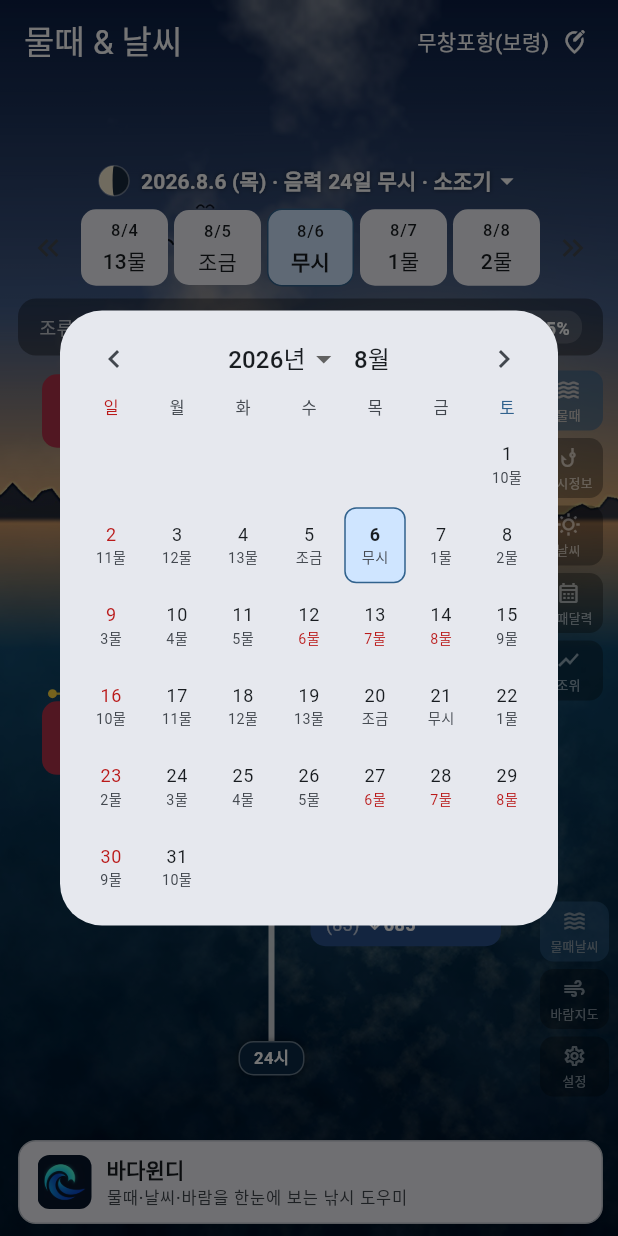
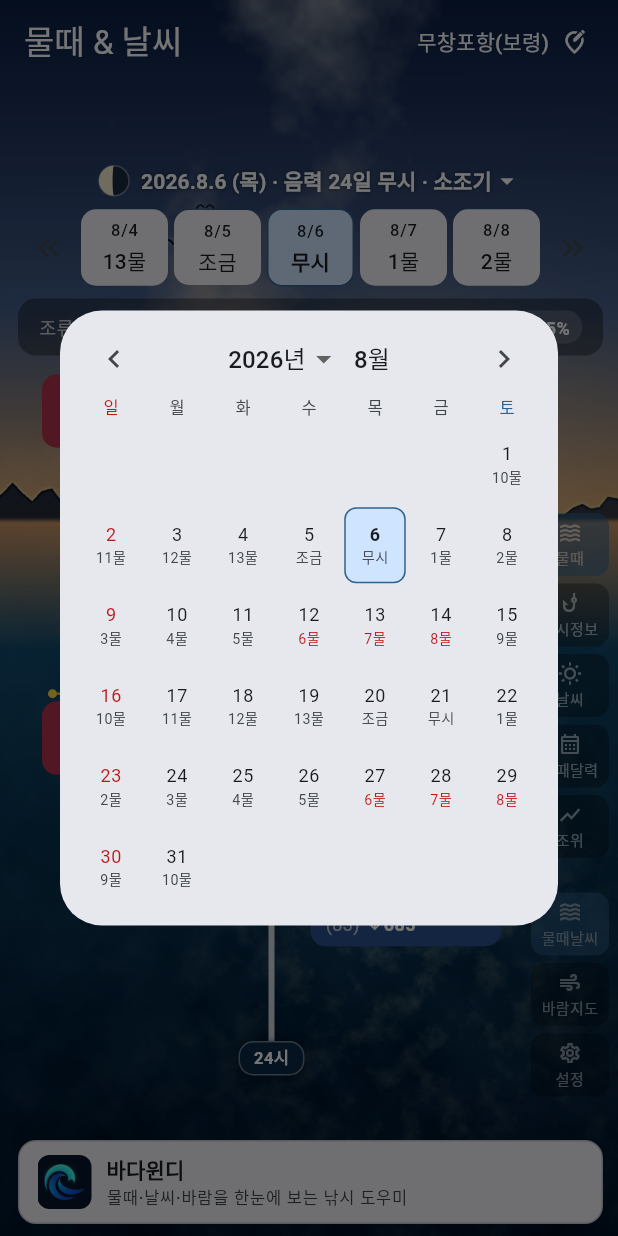
Before and after one commit to bisan74-lab/BadaMobile, a Flutter app: the screen it shows after launch, after a tap on an icon or button, on a phone screen of 412 x 824 dp. Run offline on Flutter 3.47's test engine with Material 3 defaults, Android fonts, the phone set to English and light mode, and no system bars; our stand-ins replace flutter_riverpod, google_mobile_ads, shared_preferences; network calls fail.

Commit message:
큰 글자에서 오른쪽 메뉴 두 벌이 겹치던 것을 고친다
사용자 제보(큰 글자 기기 스크린샷): "낚시정보"와 "물때날씨"가 서로 겹쳐
그려졌다. 기존 text_scale_layout_test는 통과하고 있었다 — 오버플로 예외를
던지지 않는 깨짐이라 takeException()에 안 잡혔고, 검사 화면 크기 목록에
재현되는 조합(360×780)이 없었다.

원인은 두 겹이었다.
1. 미니 메뉴가 탭 레일 자리로 비워 두던 값이 **1.0배 기준 높이(155)로
   고정**돼 있었다. 글자를 키우면 레일 칩만 세로로 길어지고 비운 공간은
   그대로라 겹친다.
2. 미니 메뉴는 본문 **안쪽 스택** 기준으로 자리를 비웠는데, 그 스택의 바닥은
   배율에 따라 움직인다. 레일은 화면 바닥 기준이라 두 기준이 어긋난다.

고친 방법:
- 칩 모양과 높이 계산을 core/widgets/nav_chip.dart 한곳으로 모았다. 양쪽이
  같은 식으로 높이를 알아야 겹치지 않는다.
- 미니 메뉴를 화면 최상위 스택으로 옮겨 탭 레일과 **같은 기준(화면 바닥)**
  으로 놓고, 레일 바로 위에 붙인다. 계산이 어긋날 여지 자체를 없앴다.
- navChipsHeight는 칩이 실제로 쓰는 DefaultTextStyle로 잰다. fontSize만 준
  맨 TextStyle로 재면 20%쯤 낮게 나와 그만큼 덜 비우고 다시 겹쳤다.
- 칩 라벨 배율에 상한 1.5를 두되(폭 52px 고정 UI 가구라 광고 자리와 같은
  예외), 기준 글자를 8.5 → 10으로 키우고 Semantics 라벨을 달아 스크린리더는
  전체를 그대로 읽게 했다.

검사도 보강했다.
- 화면 크기에 360×780을 추가했다(제보 건이 이 조합에서만 재현된다).
- 겹침은 개별 칩이 아니라 두 메뉴 상자(Key)의 사각형으로 판정한다 —
  미니 메뉴는 스크롤 뷰라 칩 하나의 좌표는 화면 밖 값이 나올 수 있다.
- 만조·간조가 큰 글자에서도 화면에 남아 있는지 따로 본다.
예전 상수(155)로 되돌리면 두 검사가 실제로 실패하는 것까지 확인했다.

Co-Authored-By: Claude Opus 5 <noreply@anthropic.com>
Claude-Session: https://claude.ai/code/session_01UwJAvLga6vHoPoML5Ts7qP

```diff
--- a/lib/app/app.dart
+++ b/lib/app/app.dart
@@ -2,6 +2,7 @@ import 'package:flutter/material.dart';
 import 'package:flutter_riverpod/flutter_riverpod.dart';
 
 import '../core/remote_config/app_gate_provider.dart';
+import '../core/widgets/nav_chip.dart';
 import '../features/settings/app_info.dart';
 import '../features/settings/presentation/providers.dart';
 import '../features/settings/presentation/settings_screen.dart';
@@ -44,6 +45,14 @@ class BadaMobileApp extends ConsumerWidget {
   }
 }
 
+/// 우하단 탭 레일의 라벨. 물때 화면이 겹침을 피하려고 같은 목록으로 높이를
+/// 계산한다([sideNavRailHeight]).
+const sideNavRailLabels = <String>['물때날씨', '바람지도', '설정'];
+
+/// 우하단 탭 레일이 세로로 차지하는 높이(글자 배율 반영).
+double sideNavRailHeight(BuildContext context) =>
+    navChipsHeight(context, sideNavRailLabels);
+
 /// 하단 탭 기반 앱 셸: 물때&날씨 / Windy / 설정.
 /// 낚시정보(구 홈)·날씨 상세는 물때&날씨 화면의 오른쪽 메뉴에서 푸시로 연다.
 ///
@@ -81,6 +90,7 @@ class AppShell extends ConsumerWidget {
               child: Padding(
                 padding: const EdgeInsets.only(right: 6, bottom: 88),
                 child: _SideNavRail(
+                  key: const Key('app_nav_rail'),
                   index: index,
                   onSelect: (i) =>
                       ref.read(appTabIndexProvider.notifier).state = i,
@@ -93,63 +103,38 @@ class AppShell extends ConsumerWidget {
   }
 }
 
-/// 우하단 세로 탭 내비게이션(하단 바 대체). 그래프 위 미니 메뉴와 동일한
-/// 크기(46px 칩)의 아이콘+라벨로 통일하고, 활성 탭은 강조색으로 채운다.
-/// 전체 투명도 50%.
+/// 우하단 세로 탭 내비게이션(하단 바 대체). 물때 화면의 미니 메뉴와 같은
+/// [NavChip]을 쓰고, 활성 탭은 강조색으로 채운다. 전체 투명도 50%.
+///
+/// **높이가 글자 배율에 따라 커진다.** 물때 화면 미니 메뉴가 이 레일과 겹치지
+/// 않으려면 같은 계산([sideNavRailHeight])으로 자리를 비워 둬야 한다.
 class _SideNavRail extends StatelessWidget {
-  const _SideNavRail({required this.index, required this.onSelect});
+  const _SideNavRail({super.key, required this.index, required this.onSelect});
 
   final int index;
   final ValueChanged<int> onSelect;
 
-  static const _icons = <(IconData, IconData, String)>[
+  static const _icons = <(IconData, IconData)>[
     // 물때&날씨 화면의 미니 메뉴에 '물때' 버튼이 생기면서, 같은 이름이
     // 두 개 되지 않게 탭 라벨은 '물때날씨'(물때&날씨 축약)로 구분한다.
-    (Icons.waves_outlined, Icons.waves, '물때날씨'),
-    (Icons.air_outlined, Icons.air, '바람지도'),
-    (Icons.settings_outlined, Icons.settings, '설정'),
+    (Icons.waves_outlined, Icons.waves),
+    (Icons.air_outlined, Icons.air),
+    (Icons.settings_outlined, Icons.settings),
   ];
 
   @override
   Widget build(BuildContext context) {
-    final primary = Theme.of(context).colorScheme.primary;
     return Opacity(
       opacity: 0.5,
       child: Column(
         mainAxisSize: MainAxisSize.min,
         children: [
           for (var i = 0; i < _icons.length; i++)
-            Padding(
-              padding: const EdgeInsets.only(bottom: 5),
-              child: InkWell(
-                onTap: () => onSelect(i),
-                borderRadius: BorderRadius.circular(9),
-                child: Container(
-                  width: 46,
-                  padding: const EdgeInsets.symmetric(vertical: 5),
-                  decoration: BoxDecoration(
-                    color: i == index ? primary : Colors.black54,
-                    borderRadius: BorderRadius.circular(9),
-                  ),
-                  child: Column(
-                    children: [
-                      Icon(
-                        i == index ? _icons[i].$2 : _icons[i].$1,
-                        size: 16,
-                        color: Colors.white,
-                      ),
-                      const SizedBox(height: 2),
-                      Text(
-                        _icons[i].$3,
-                        style: const TextStyle(
-                          color: Colors.white,
-                          fontSize: 8.5,
-                        ),
-                      ),
-                    ],
-                  ),
-                ),
-              ),
+            NavChip(
+              icon: i == index ? _icons[i].$2 : _icons[i].$1,
+              label: sideNavRailLabels[i],
+              selected: i == index,
+              onTap: () => onSelect(i),
             ),
         ],
       ),
--- /dev/null
+++ b/lib/core/widgets/nav_chip.dart
@@ -0,0 +1,125 @@
+/// 오른쪽 세로 메뉴에 쓰는 아이콘+라벨 칩.
+///
+/// 화면에 이런 세로 메뉴가 **두 벌** 뜬다 — 물때&날씨 화면 자체의 미니 메뉴
+/// (물때·낚시정보·날씨·물때달력·조위)와 앱 탭 레일(물때날씨·바람지도·설정).
+/// 둘이 같은 오른쪽 가장자리를 나눠 쓰므로, 글자 배율에 따라 **얼마나
+/// 높아지는지를 양쪽이 같은 식으로 알아야** 서로 겹치지 않는다.
+/// 그래서 칩 모양과 높이 계산을 여기 한곳에 둔다.
+///
+/// 2026-08-06 사용자 제보: 큰 글자 기기에서 "낚시정보"와 "물때날씨"가 서로
+/// 겹쳐 그려졌다. 미니 메뉴가 레일 자리로 비워 두던 값이 **1.0배 기준 높이에
+/// 고정**돼 있어서, 배율이 오르면 레일만 길어지고 비운 공간은 그대로였다.
+library;
+
+import 'package:flutter/material.dart';
+
+/// 칩 가로 폭. 라벨 네 글자가 배율 1.0에서 한 줄에 들어가는 크기.
+const double navChipWidth = 52;
+
+/// 칩 사이 세로 간격.
+const double navChipGap = 5;
+
+/// 아이콘 크기와 세로 여백.
+const double _iconSize = 16;
+const double _iconGap = 2;
+const double _vPad = 5;
+
+/// 라벨 기준 글자 크기.
+const double navChipFontSize = 10;
+
+/// **라벨 배율 상한.** 칩 폭이 고정된 UI 가구라 배율을 그대로 받으면 높이가
+/// 끝없이 늘어 다른 메뉴를 덮는다(광고 자리와 같은 이유의 예외). 상한을
+/// 두더라도 접근성을 버리지 않도록:
+/// - 기준 글자를 8.5 → [navChipFontSize]로 키웠고,
+/// - 각 칩에 [Semantics] 라벨을 달아 스크린리더는 전체를 그대로 읽는다.
+///
+/// **본문 화면에는 이 상한을 쓰지 말 것** — 사용자의 접근성 설정을 무시하게 된다.
+const double navChipMaxTextScale = 1.5;
+
+/// [context]의 글자 배율에서 이 칩들이 세로로 차지하는 높이(간격 포함).
+///
+/// 라벨이 칩 폭 안에서 몇 줄이 되는지까지 실제로 재므로, 배율이 올라
+/// 두 줄이 되는 순간도 그대로 반영된다.
+double navChipsHeight(BuildContext context, List<String> labels) {
+  final scaler = _cappedScaler(context);
+  // **칩이 실제로 쓰는 것과 같은 스타일로 재야 한다.** fontSize만 준 맨
+  // TextStyle로 재면 글꼴·줄높이가 달라 실제보다 20%쯤 낮게 나오고, 그만큼
+  // 덜 비워서 탭 레일과 겹친다(2026-08-06에 이 오차로 한 번 더 겹쳤다).
+  final style = DefaultTextStyle.of(
+    context,
+  ).style.copyWith(fontSize: navChipFontSize);
+  var total = 0.0;
+  for (final label in labels) {
+    final painter = TextPainter(
+      text: TextSpan(text: label, style: style),
+      textDirection: TextDirection.ltr,
+      textScaler: scaler,
+    )..layout(maxWidth: navChipWidth);
+    total += _vPad * 2 + _iconSize + _iconGap + painter.height + navChipGap;
+  }
+  // 글꼴 대체(fallback)나 줄높이 차이로 몇 px씩 모자랄 수 있다. **모자라면
+  // 겹치고 남으면 여백일 뿐**이라 넉넉한 쪽으로 올림한다.
+  return total + 8;
+}
+
+TextScaler _cappedScaler(BuildContext context) =>
+    MediaQuery.textScalerOf(context).clamp(maxScaleFactor: navChipMaxTextScale);
+
+/// 세로 메뉴 칩 하나.
+class NavChip extends StatelessWidget {
+  const NavChip({
+    super.key,
+    required this.icon,
+    required this.label,
+    required this.selected,
+    required this.onTap,
+  });
+
+  final IconData icon;
+  final String label;
+  final bool selected;
+  final VoidCallback onTap;
+
+  @override
+  Widget build(BuildContext context) {
+    final primary = Theme.of(context).colorScheme.primary;
+    return Padding(
+      padding: const EdgeInsets.only(bottom: navChipGap),
+      child: Semantics(
+        button: true,
+        selected: selected,
+        label: label,
+        child: InkWell(
+          onTap: onTap,
+          borderRadius: BorderRadius.circular(9),
+          child: Container(
+            width: navChipWidth,
+            padding: const EdgeInsets.symmetric(vertical: _vPad),
+            decoration: BoxDecoration(
+              color: selected ? primary : Colors.black54,
+              borderRadius: BorderRadius.circular(9),
+            ),
+            child: Column(
+              mainAxisSize: MainAxisSize.min,
+              children: [
+                Icon(icon, size: _iconSize, color: Colors.white),
+                const SizedBox(height: _iconGap),
+                MediaQuery.withClampedTextScaling(
+                  maxScaleFactor: navChipMaxTextScale,
+                  child: Text(
+                    label,
+                    textAlign: TextAlign.center,
+                    style: const TextStyle(
+                      color: Colors.white,
+                      fontSize: navChipFontSize,
+                    ),
+                  ),
+                ),
+              ],
+            ),
+          ),
+        ),
+      ),
+    );
+  }
+}
--- a/lib/features/tide/presentation/tide_screen.dart
+++ b/lib/features/tide/presentation/tide_screen.dart
@@ -2,6 +2,8 @@ import 'package:flutter/material.dart';
 import 'package:flutter_riverpod/flutter_riverpod.dart';
 
 import '../../../core/utils/formatters.dart';
+import '../../../app/app.dart' show sideNavRailHeight;
+import '../../../core/widgets/nav_chip.dart';
 import '../../../core/utils/mul_ttae.dart';
 import '../../../core/widgets/ad_placeholder.dart';
 import '../../fishing/data/models/fishing_index.dart';
@@ -185,6 +187,36 @@ class _TideScreenState extends ConsumerState<TideScreen> {
               ),
             ),
           ),
+          // 오른쪽 미니 메뉴는 **화면 최상위 스택**에 둔다.
+          //
+          // 예전엔 본문 안쪽 스택에 넣고 "레일 자리만큼 아래를 비운다"를
+          // 상수로 박아 뒀는데, 그 안쪽 스택의 바닥이 글자 배율에 따라
+          // 움직여서 큰 글자에서 앱 탭 레일과 겹쳤다(2026-08-06 사용자 제보).
+          // 지금은 탭 레일과 **같은 기준(화면 바닥)**으로 놓고 레일 바로 위에
+          // 붙여, 계산이 어긋날 여지 자체를 없앤다.
+          if (_tideAvailable)
+            Positioned.fill(
+              child: Padding(
+                padding: EdgeInsets.only(
+                  // 위쪽은 날짜 머리말을 침범하지 않을 만큼 비운다. 공간이
+                  // 모자라면 메뉴가 이 안에서 스크롤된다.
+                  top: kToolbarHeight + 120,
+                  right: 6,
+                  // 탭 레일(화면 바닥에서 88) 바로 위.
+                  bottom: 88 + sideNavRailHeight(context) + 10,
+                ),
+                child: Align(
+                  alignment: Alignment.bottomRight,
+                  child: _MiniMenu(
+                    key: const Key('tide_mini_menu'),
+                    panel: _panel,
+                    onPanel: (p) => setState(
+                      () => _panel = _panel == p ? _Panel.timeline : p,
+                    ),
+                  ),
+                ),
+              ),
+            ),
         ],
       ),
     );
@@ -477,18 +509,6 @@ class _TideBody extends ConsumerWidget {
                       _Panel.chart => _ChartPanel(tide: tide, isToday: isToday),
                     },
                   ),
-                  Positioned(
-                    right: 0,
-                    top: 4,
-                    // 우하단 앱 탭 레일(물날씨/Windy/설정)이 이 영역의 아래쪽에
-                    // 겹치므로(레일은 화면 기준 bottom 88 + 높이 ≈135, 이 스택
-                    // 바닥은 화면 아래 72px 위), 그만큼 아래를 비워 둬야 낮은
-                    // 화면에서 아래 칩(물때달력·조위)이 레일에 가려 안 눌리는
-                    // 문제가 없다. 공간이 모자라면 메뉴가 이 범위 안에서
-                    // 스크롤된다.
-                    bottom: 155,
-                    child: _MiniMenu(panel: panel, onPanel: onPanel),
-                  ),
                 ],
               ),
             ),
@@ -499,13 +519,16 @@ class _TideBody extends ConsumerWidget {
   }
 }
 
-/// 그래프 오른쪽에 겹치는 반투명(50%) 미니 메뉴. 누르면 중앙 패널이 그
+/// 그래프 오른쪽에 겹치는 반투명(55%) 미니 메뉴. 누르면 중앙 패널이 그
 /// 내용으로 바뀐다. 맨 위 '물때'가 기본 화면(만조·간조 타임라인)으로
 /// 돌아오는 명시적 버튼이다 — 다른 패널을 보다가 물때로 돌아오는 경로가
 /// "켜진 버튼을 다시 누르기"뿐이면 어색하다는 사용자 지적으로 추가.
 /// (활성 항목을 다시 눌러도 여전히 타임라인으로 돌아온다.)
+///
+/// 앱 탭 레일과 **같은 [NavChip]**을 쓴다 — 둘이 오른쪽 가장자리를 나눠 쓰므로
+/// 배율에 따른 높이 변화를 같은 식으로 계산해야 겹치지 않는다.
 class _MiniMenu extends StatelessWidget {
-  const _MiniMenu({required this.panel, required this.onPanel});
+  const _MiniMenu({super.key, required this.panel, required this.onPanel});
 
   final _Panel panel;
   final ValueChanged<_Panel> onPanel;
@@ -520,40 +543,18 @@ class _MiniMenu extends StatelessWidget {
 
   @override
   Widget build(BuildContext context) {
-    final primary = Theme.of(context).colorScheme.primary;
     return Opacity(
       opacity: 0.55,
       child: SingleChildScrollView(
         child: Column(
+          mainAxisSize: MainAxisSize.min,
           children: [
             for (final (p, icon, label) in _items)
-              Padding(
-                padding: const EdgeInsets.only(bottom: 5),
-                child: InkWell(
-                  onTap: () => onPanel(panel == p ? _Panel.timeline : p),
-                  borderRadius: BorderRadius.circular(9),
-                  child: Container(
-                    width: 46,
-                    padding: const EdgeInsets.symmetric(vertical: 5),
-                    decoration: BoxDecoration(
-                      color: panel == p ? primary : Colors.black54,
-                      borderRadius: BorderRadius.circular(9),
-                    ),
-                    child: Column(
-                      children: [
-                        Icon(icon, size: 16, color: Colors.white),
-                        const SizedBox(height: 2),
-                        Text(
-                          label,
-                          style: const TextStyle(
-                            color: Colors.white,
-                            fontSize: 8.5,
-                          ),
-                        ),
-                      ],
-                    ),
-                  ),
-                ),
+              NavChip(
+                icon: icon,
+                label: label,
+                selected: panel == p,
+                onTap: () => onPanel(p),
               ),
           ],
         ),
```
Also changed, not shown: 2 other files.
